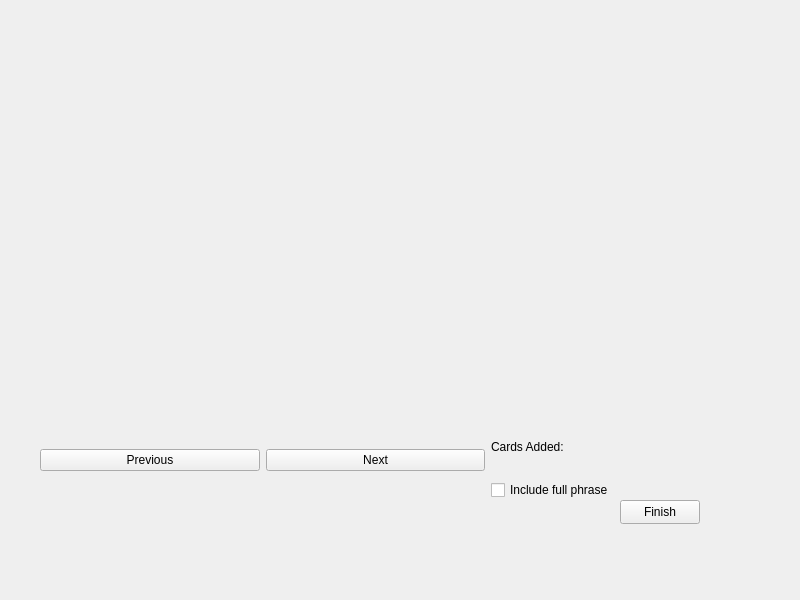
Before: the Qt Designer form inputform.ui in hsetlik/CodexQt, drawn with Qt 5.
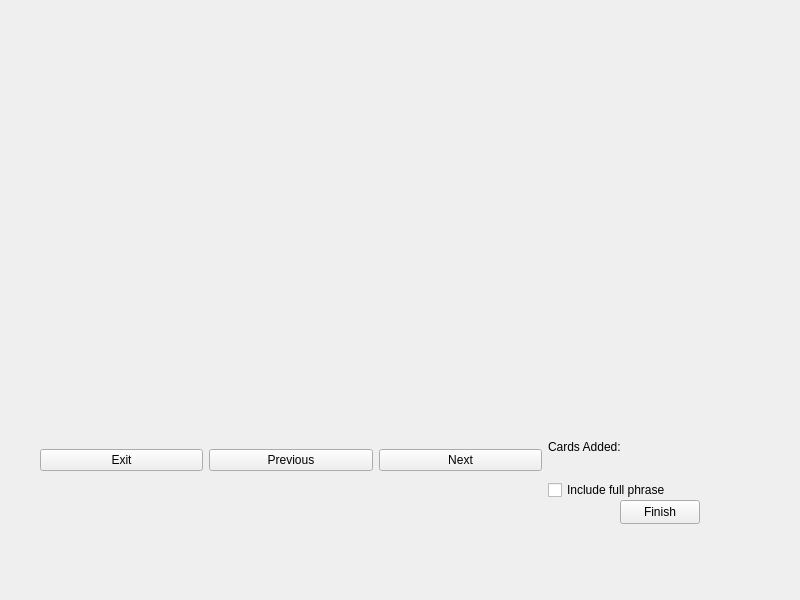
After: the same form once the commit is applied.

Commit message: New navigation buttons

```diff
--- a/inputform.ui
+++ b/inputform.ui
@@ -34,6 +34,13 @@
     </rect>
    </property>
    <layout class="QHBoxLayout" name="horizontalLayout">
+    <item>
+     <widget class="QPushButton" name="exitButton">
+      <property name="text">
+       <string>Exit</string>
+      </property>
+     </widget>
+    </item>
     <item>
      <widget class="QPushButton" name="prevButton">
       <property name="text">
```
The commit also changes 10 other files.
